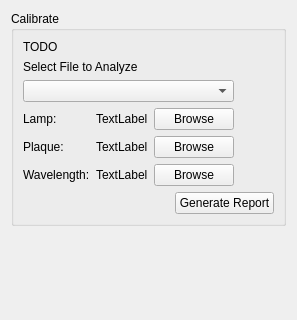
The window that inlinino/resources/widget_hypernav_calibrate.ui (OceanOptics/Inlinino) describes before a commit, drawn with Qt 5.
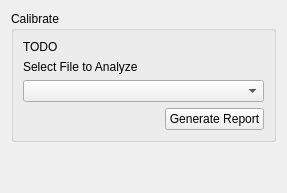
The same window after the commit.

Commit message: moves calibration configuration into a separate dialog

The edit to the form file:
```diff
--- a/inlinino/resources/widget_hypernav_calibrate.ui
+++ b/inlinino/resources/widget_hypernav_calibrate.ui
@@ -6,8 +6,8 @@
    <rect>
     <x>0</x>
     <y>0</y>
-    <width>297</width>
-    <height>320</height>
+    <width>287</width>
+    <height>193</height>
    </rect>
   </property>
   <property name="windowTitle">
@@ -32,52 +32,17 @@
       <string>Calibrate</string>
      </property>
      <layout class="QGridLayout" name="gridLayout">
-      <item row="3" column="1" alignment="Qt::AlignRight">
-       <widget class="QLabel" name="filename_lamp_label">
-        <property name="text">
-         <string>TextLabel</string>
-        </property>
-        <property name="wordWrap">
-         <bool>true</bool>
-        </property>
-       </widget>
-      </item>
-      <item row="3" column="2" alignment="Qt::AlignRight">
-       <widget class="QPushButton" name="browse_lamp_button">
-        <property name="text">
-         <string>Browse</string>
-        </property>
-       </widget>
-      </item>
-      <item row="4" column="0" alignment="Qt::AlignLeft">
-       <widget class="QLabel" name="label_3">
-        <property name="text">
-         <string>Plaque:</string>
-        </property>
-       </widget>
-      </item>
-      <item row="1" column="0" colspan="3">
+      <item row="1" column="0" colspan="2">
        <widget class="QLabel" name="label">
         <property name="text">
          <string>Select File to Analyze</string>
         </property>
        </widget>
       </item>
-      <item row="3" column="0" alignment="Qt::AlignLeft">
-       <widget class="QLabel" name="label_4">
-        <property name="text">
-         <string>Lamp:</string>
-        </property>
-       </widget>
+      <item row="2" column="0" colspan="3">
+       <widget class="QComboBox" name="filename_combobox"/>
       </item>
-      <item row="6" column="0" alignment="Qt::AlignLeft">
-       <widget class="QLabel" name="label_5">
-        <property name="text">
-         <string>Wavelength:</string>
-        </property>
-       </widget>
-      </item>
-      <item row="7" column="0" colspan="4">
+      <item row="4" column="0" colspan="3">
        <layout class="QHBoxLayout" name="horizontalLayout">
         <property name="topMargin">
          <number>0</number>
@@ -123,43 +88,6 @@
         </property>
        </widget>
       </item>
-      <item row="6" column="1" alignment="Qt::AlignRight">
-       <widget class="QLabel" name="filename_wavelength_label">
-        <property name="text">
-         <string>TextLabel</string>
-        </property>
-        <property name="wordWrap">
-         <bool>true</bool>
-        </property>
-       </widget>
-      </item>
-      <item row="4" column="1" alignment="Qt::AlignRight">
-       <widget class="QLabel" name="filename_plaque_label">
-        <property name="text">
-         <string>TextLabel</string>
-        </property>
-        <property name="wordWrap">
-         <bool>true</bool>
-        </property>
-       </widget>
-      </item>
-      <item row="6" column="2" alignment="Qt::AlignRight">
-       <widget class="QPushButton" name="browse_wavelength_button">
-        <property name="text">
-         <string>Browse</string>
-        </property>
-       </widget>
-      </item>
-      <item row="4" column="2" alignment="Qt::AlignRight">
-       <widget class="QPushButton" name="browse_plaque_button">
-        <property name="text">
-         <string>Browse</string>
-        </property>
-       </widget>
-      </item>
-      <item row="2" column="0" colspan="3">
-       <widget class="QComboBox" name="filename_combobox"/>
-      </item>
      </layout>
     </widget>
    </item>
```
The commit also changes 4 other files.
